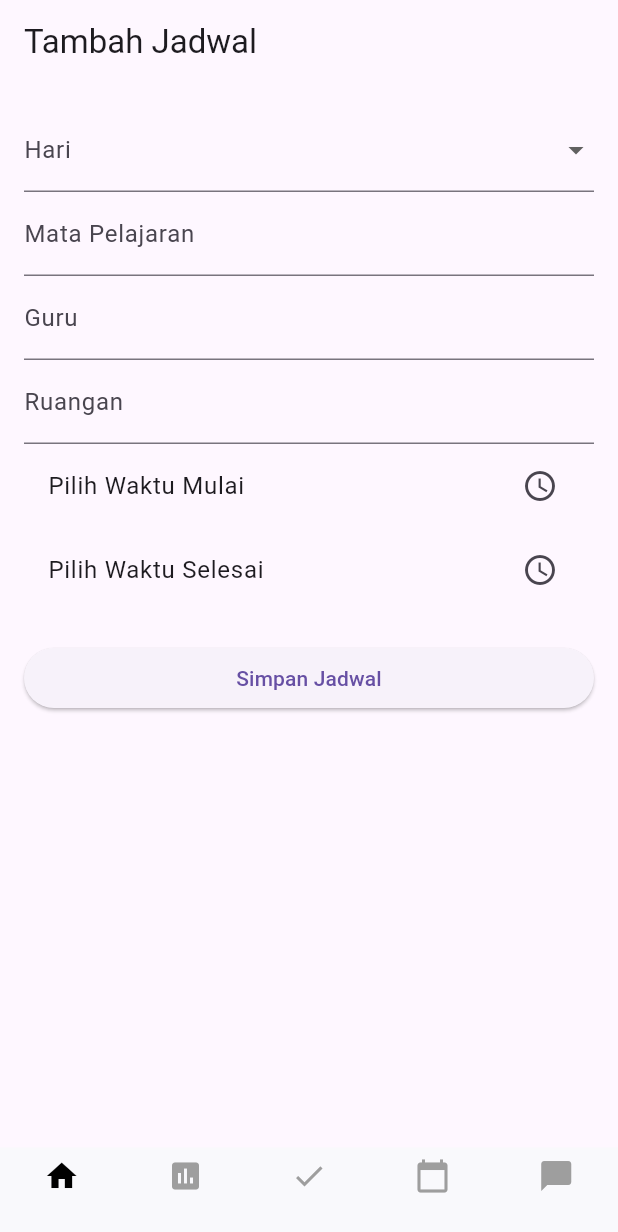
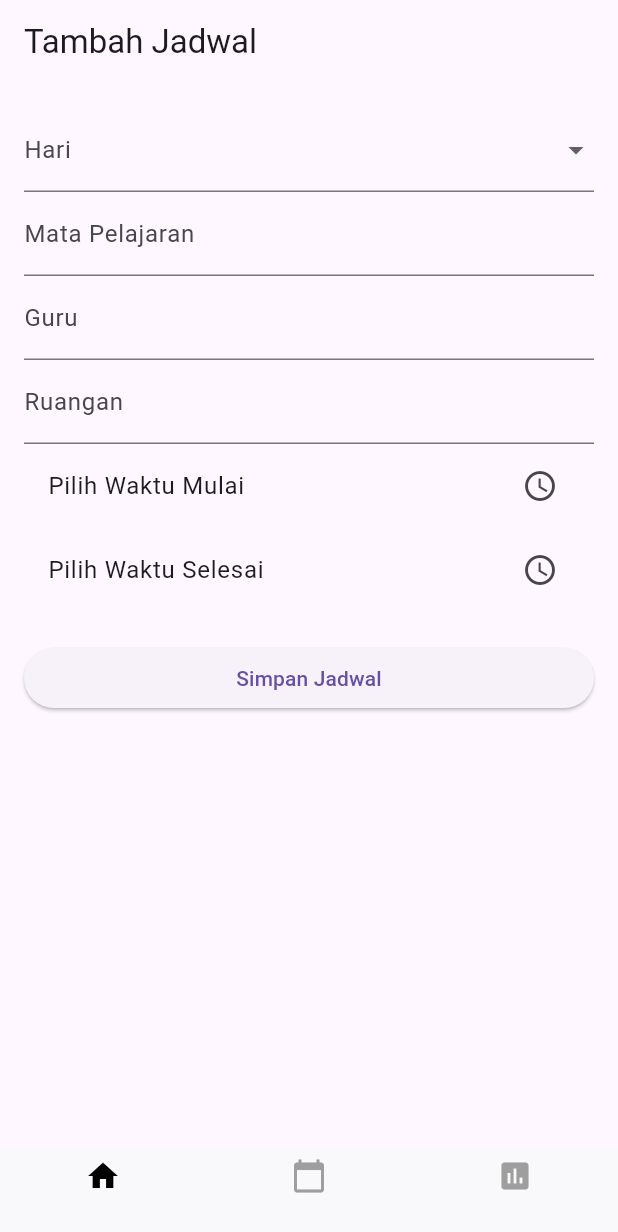
Before and after one commit to fathirreyes/studyPlan, a Flutter app: the screen it shows after launch, item 2 of the bottom bar chosen, on a phone screen of 412 x 824 dp. Shown: the top 1232 px of the screen. Run offline on Flutter 3.47's test engine with Material 3 defaults, Android fonts, the phone set to English and light mode, and no system bars; network calls fail.

Commit message:
commit ketiga

```diff
--- a/bismillah/lib/SchoolManagementApp/Screen/school_man_screen.dart
+++ b/bismillah/lib/SchoolManagementApp/Screen/school_man_screen.dart
@@ -19,7 +19,6 @@ class _SchoolManagementScreenState extends State<SchoolManagementScreen> {
     AddSchedulePage(),
     AddTaskPage(),
     // const Calendar(),
-    const Scaffold(),
   ];
   @override
   Widget build(BuildContext context) {
@@ -37,10 +36,8 @@ class _SchoolManagementScreenState extends State<SchoolManagementScreen> {
         },
         items: const [
           BottomNavigationBarItem(icon: Icon(Icons.home), label: ""),
+          BottomNavigationBarItem(icon: Icon(Icons.calendar_today), label: ""),
           BottomNavigationBarItem(icon: Icon(Icons.insert_chart), label: ""),
-          BottomNavigationBarItem(icon: Icon(Icons.done), label: ""),
-          BottomNavigationBarItem(icon: Icon(Icons.calendar_today), label: ""),
-          BottomNavigationBarItem(icon: Icon(Icons.chat_bubble), label: ""),
         ],
       ),
       body: pages[selectedIndex],
```
Also changed, not shown: bismillah/lib/SchoolManagementApp/Screen/app_home_page.dart (+4 -4 lines).
